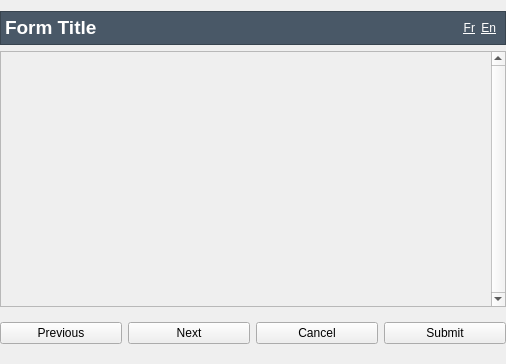
The window that resources/form.ui (lesca-research/piccel) describes before a commit, drawn with Qt 5.
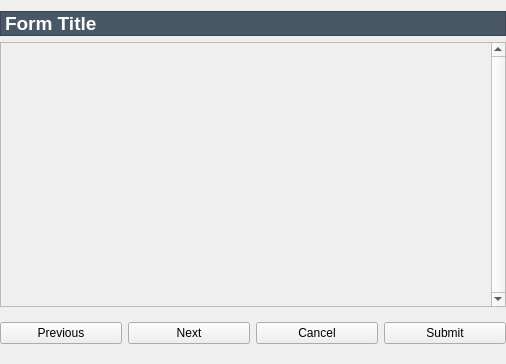
The same window after the commit.

Commit message: Fix datetime input. Enable language switching in UI.

Patch:
```diff
--- a/resources/form.ui
+++ b/resources/form.ui
@@ -84,66 +84,27 @@
        </widget>
       </item>
       <item>
-       <widget class="QFrame" name="frame">
-        <property name="sizePolicy">
-         <sizepolicy hsizetype="Fixed" vsizetype="Preferred">
-          <horstretch>0</horstretch>
-          <verstretch>0</verstretch>
-         </sizepolicy>
+       <spacer name="horizontalSpacer">
+        <property name="orientation">
+         <enum>Qt::Horizontal</enum>
         </property>
+        <property name="sizeHint" stdset="0">
+         <size>
+          <width>40</width>
+          <height>20</height>
+         </size>
+        </property>
+       </spacer>
+      </item>
+      <item>
+       <widget class="QFrame" name="frame_language_select">
         <property name="frameShape">
          <enum>QFrame::NoFrame</enum>
         </property>
         <property name="frameShadow">
          <enum>QFrame::Raised</enum>
         </property>
-        <layout class="QHBoxLayout" name="horizontalLayout_3">
-         <property name="rightMargin">
-          <number>0</number>
-         </property>
-         <item>
-          <widget class="QLabel" name="label_langage_1">
-           <property name="sizePolicy">
-            <sizepolicy hsizetype="Fixed" vsizetype="Preferred">
-             <horstretch>0</horstretch>
-             <verstretch>0</verstretch>
-            </sizepolicy>
-           </property>
-           <property name="font">
-            <font>
-             <underline>true</underline>
-            </font>
-           </property>
-           <property name="text">
-            <string>Fr</string>
-           </property>
-           <property name="alignment">
-            <set>Qt::AlignRight|Qt::AlignTrailing|Qt::AlignVCenter</set>
-           </property>
-          </widget>
-         </item>
-         <item>
-          <widget class="QLabel" name="label_language_2">
-           <property name="sizePolicy">
-            <sizepolicy hsizetype="Fixed" vsizetype="Preferred">
-             <horstretch>0</horstretch>
-             <verstretch>0</verstretch>
-            </sizepolicy>
-           </property>
-           <property name="font">
-            <font>
-             <underline>true</underline>
-            </font>
-           </property>
-           <property name="text">
-            <string>En</string>
-           </property>
-           <property name="alignment">
-            <set>Qt::AlignRight|Qt::AlignTrailing|Qt::AlignVCenter</set>
-           </property>
-          </widget>
-         </item>
-        </layout>
+        <layout class="QHBoxLayout" name="language_select_layout"/>
        </widget>
       </item>
      </layout>
@@ -178,6 +139,17 @@
         <height>245</height>
        </rect>
       </property>
+      <layout class="QVBoxLayout" name="verticalLayout_2">
+       <item>
+        <widget class="QStackedWidget" name="sections_stack">
+         <property name="lineWidth">
+          <number>2</number>
+         </property>
+         <widget class="QWidget" name="page_3"/>
+         <widget class="QWidget" name="page_4"/>
+        </widget>
+       </item>
+      </layout>
      </widget>
     </widget>
    </item>
```
The commit also changes 6 other files.
